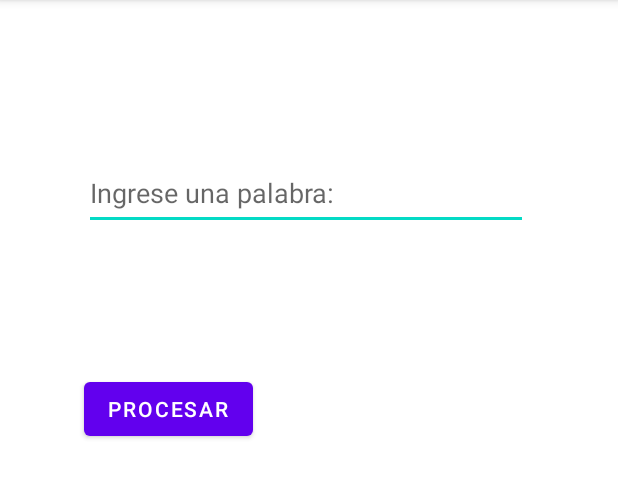
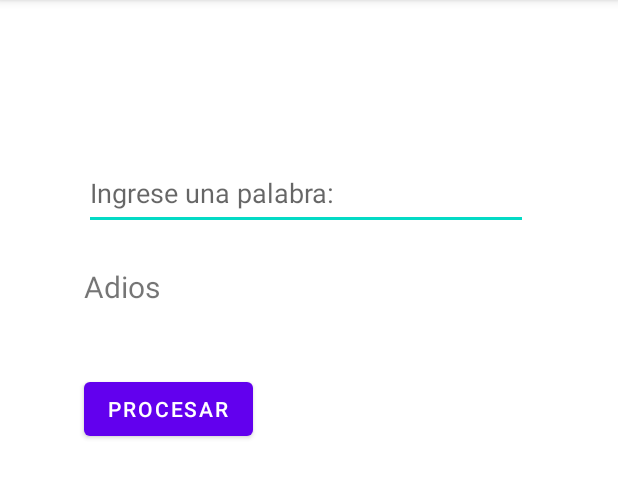
Before and after one commit to Nozhe/invertir_letras, an Android app: the screen it shows after launch (MainActivity), after a tap on "PROCESAR", on a phone screen of 412 x 824 dp, the part 84-582 px from its top. Run offline under Robolectric (Android 15) with nearby library versions, the phone set to English and light mode, and no system bars.

Commit message:
Cambio de algoritmo para invertir palabra usando metodo charAt

```diff
--- a/app/src/main/java/com/example/a11abril/MainActivity.java
+++ b/app/src/main/java/com/example/a11abril/MainActivity.java
@@ -48,8 +48,13 @@ public class MainActivity extends AppCompatActivity {
     private void invertirPalabra() {
         //Una anera directa de inveritr una cadena
         //Netamente codigo java
-        palabra = new StringBuilder(palabra).reverse().toString();
-        txtResultado.setText(palabra);
+        //palabra = new StringBuilder(palabra).reverse().toString();
+        // el metodo se llama .catyAt(indice)
+        String invertido ="Adios";
+        for (int i = this.palabra.length() -1 ; i >=0; i--) {
+            invertido += this.palabra.charAt(i);
+        }
+        txtResultado.setText(invertido);
     }
 
     private void recibirInformacion() {
```
